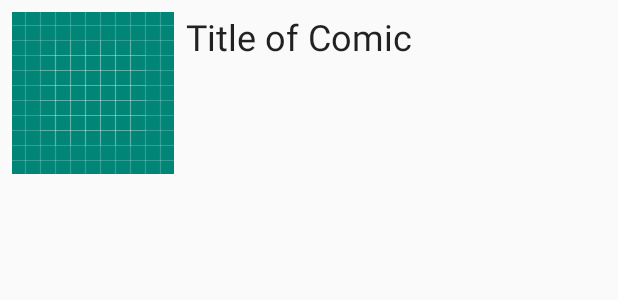
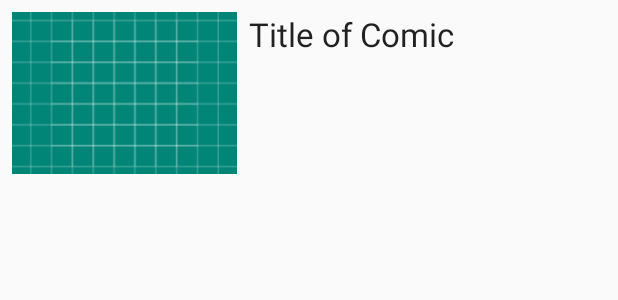
Before and after one commit to fireflyfif/shortcut-android-challenge, an Android app: the layout fav_item.xml on its own in the app's theme, with its tools: preview values and no code run, on a phone screen of 412 x 824 dp. Shown: the top 300 px of the screen. Run offline under Robolectric (Android 15) with nearby library versions, the phone set to English and light mode, and no system bars.

```diff
--- a/app/src/main/java/com/example/android/myxkcdcomics/ui/DetailComicActivity.java
+++ b/app/src/main/java/com/example/android/myxkcdcomics/ui/DetailComicActivity.java
@@ -154,6 +154,7 @@ public class DetailComicActivity extends AppCompatActivity {
 
     private void addComicToFavs() {
 
+
         FavComic favComic = new FavComic(monthString, numberString, linkString, yearString,
                 transcriptString, altString, imageString, titleString);
 
--- /dev/null
+++ b/app/src/main/java/com/example/android/myxkcdcomics/ui/DetailComicViewModel.java
@@ -0,0 +1,4 @@
+package com.example.android.myxkcdcomics.ui;
+
+public class DetailComicViewModel {
+}
--- a/app/src/main/java/com/example/android/myxkcdcomics/ui/MainActivity.java
+++ b/app/src/main/java/com/example/android/myxkcdcomics/ui/MainActivity.java
@@ -68,12 +68,12 @@ public class MainActivity extends AppCompatActivity {
         bottomNavigation.setDefaultBackgroundColor(
                 getResources().getColor(R.color.colorPrimary));
         bottomNavigation.setAccentColor(
-                getResources().getColor(R.color.colorBottomNavigationAccent));
+                getResources().getColor(R.color.colorAccent));
         bottomNavigation.setInactiveColor(
-                getResources().getColor(R.color.colorWhite));
+                getResources().getColor(R.color.colorBackground));
         bottomNavigation.setColoredModeColors(
                 (getResources().getColor(R.color.colorBottomNavigationInactive)),
-                (getResources().getColor(R.color.colorBottomNavigationAccent)));
+                (getResources().getColor(R.color.colorAccent)));
 
         bottomNavigation.setColored(false);
     }
--- a/app/src/main/java/com/example/android/myxkcdcomics/ui/favfragment/FavFragment.java
+++ b/app/src/main/java/com/example/android/myxkcdcomics/ui/favfragment/FavFragment.java
@@ -9,6 +9,7 @@ import android.support.annotation.Nullable;
 import android.support.v4.app.Fragment;
 import android.support.v7.widget.LinearLayoutManager;
 import android.support.v7.widget.RecyclerView;
+import android.util.Log;
 import android.view.LayoutInflater;
 import android.view.View;
 import android.view.ViewGroup;
@@ -23,8 +24,11 @@ import butterknife.ButterKnife;
 
 public class FavFragment extends Fragment {
 
+    private static final String TAG = FavFragment.class.getSimpleName();
+
     private FavViewModel favViewModel;
     private FavComicsAdapter favAdapter;
+    private PagedList<FavComic> favComicPagedList;
 
     @BindView(R.id.fav_comics_rv)
     RecyclerView favRv;
@@ -65,6 +69,7 @@ public class FavFragment extends Fragment {
                     favProgressBar.setVisibility(View.INVISIBLE);
                     emptyMsg.setVisibility(View.INVISIBLE);
 
+                    Log.d(TAG, "Submit comics to the Adapter " + favComics.size());
                     favAdapter.submitList(favComics);
                 } else {
                     // Show the message for empty list
--- a/app/src/main/java/com/example/android/myxkcdcomics/ui/favfragment/FavViewModel.java
+++ b/app/src/main/java/com/example/android/myxkcdcomics/ui/favfragment/FavViewModel.java
@@ -43,7 +43,4 @@ public class FavViewModel extends AndroidViewModel {
         return favComicsList;
     }
 
-    public List<FavComic> getFavList() {
-        return xkcdRepository.getFavComicsList();
-    }
 }
--- a/app/src/main/res/layout/fav_item.xml
+++ b/app/src/main/res/layout/fav_item.xml
@@ -7,12 +7,13 @@
 
     <ImageView
         android:id="@+id/fav_image"
-        android:layout_width="wrap_content"
+        android:layout_width="150dp"
         android:layout_height="wrap_content"
         android:layout_marginStart="8dp"
         android:layout_marginLeft="8dp"
         android:layout_marginTop="8dp"
         android:layout_marginBottom="8dp"
+        android:scaleType="centerCrop"
         app:layout_constraintBottom_toBottomOf="parent"
         app:layout_constraintStart_toStartOf="parent"
         app:layout_constraintTop_toTopOf="parent"
@@ -27,7 +28,7 @@
         android:layout_marginTop="8dp"
         android:layout_marginEnd="8dp"
         android:layout_marginRight="8dp"
-        android:textAppearance="@style/TextAppearance.AppCompat.Headline"
+        android:textAppearance="@style/TextAppearance.AppCompat.Large"
         app:layout_constraintEnd_toEndOf="parent"
         app:layout_constraintStart_toEndOf="@+id/fav_image"
         app:layout_constraintTop_toTopOf="parent"
```
Also changed, not shown: app/src/main/java/com/example/android/myxkcdcomics/ui/favfragment/FavComicsAdapter.java (+12 -0 lines).
